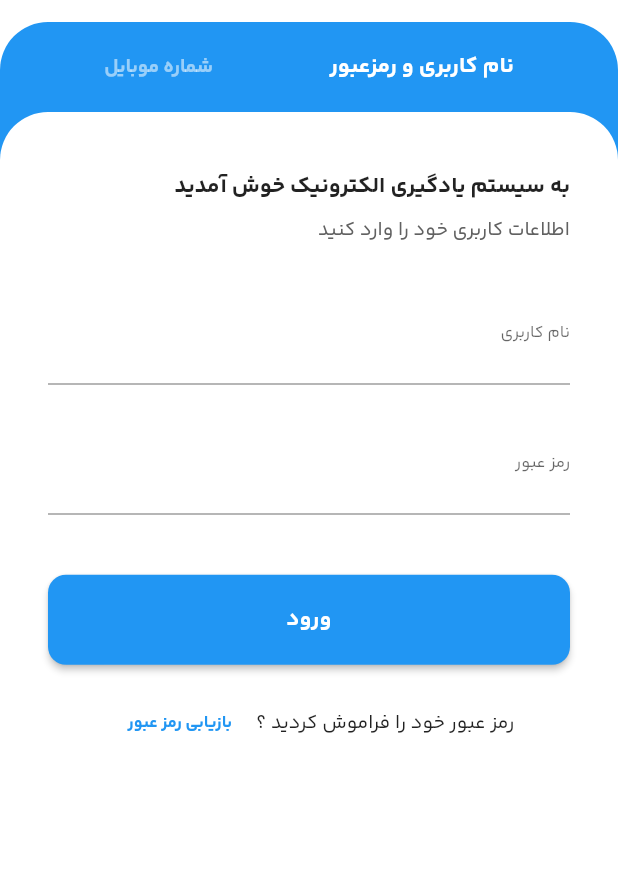
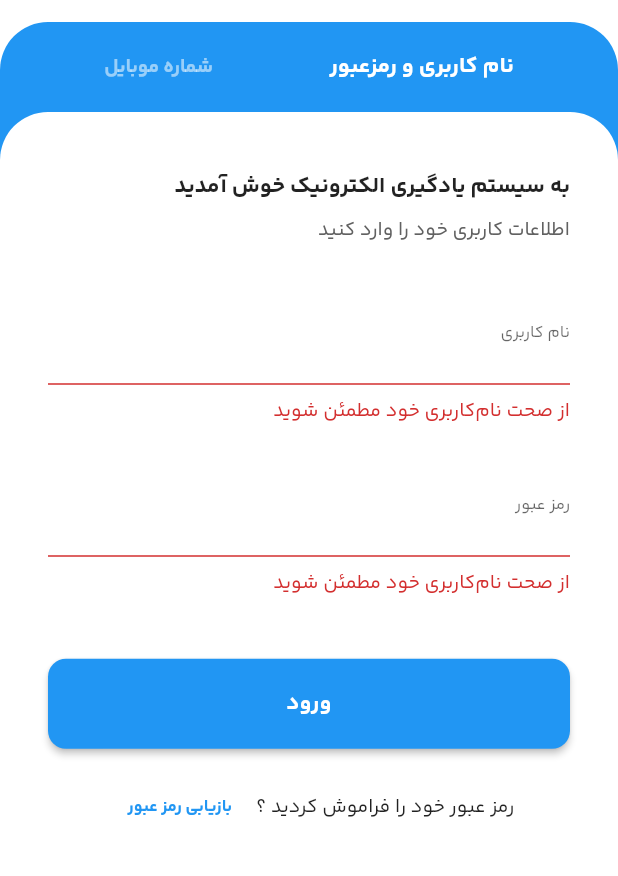
Before and after one commit to SinaHajipooor/LMS, a Flutter app: the AuthScreen screen opened by its route, after a tap on "ورود", on a phone screen of 412 x 824 dp, the part 323-1199 px from its top. Run offline on Flutter 3.47's test engine with Material 2 defaults, Android fonts, the phone set to English and light mode, and no system bars; our stand-ins replace awesome_dialog, carousel_slider, circular_countdown_timer, file_picker, fl_chart, flutter_rating_bar and 5 more; missing offline and left inert: persian_datetime_picker; accounts and stored records are empty; network calls fail.

Commit message:
change the user pass login style

```diff
--- a/lib/screens/auth/user_pass_login.dart
+++ b/lib/screens/auth/user_pass_login.dart
@@ -1,14 +1,49 @@
 import 'package:flutter/material.dart';
-import 'package:lms/widgets/elements/password_textFeild.dart';
+import 'package:lms/providers/Auth/AuthProvider.dart';
+import 'package:lms/screens/home_screen.dart';
+import 'package:lms/widgets/elements/spinner.dart';
+import 'package:provider/provider.dart';
 
-class UserPassLogin extends StatelessWidget {
+class UserPassLogin extends StatefulWidget {
   const UserPassLogin({super.key});
 
   @override
+  State<UserPassLogin> createState() => _UserPassLoginState();
+}
+
+class _UserPassLoginState extends State<UserPassLogin> {
+  // ------------------------ state ------------------------
+  String? _username;
+  String? _password;
+
+  bool _isLoading = false;
+  bool _isObscure = true;
+  final _formKey = GlobalKey<FormState>();
+
+  // ------------------------ methods ------------------------
+
+  Future<void> userPassLoginHandler() async {
+    setState(() {
+      _isLoading = true;
+    });
+    final userData = {'username': _username, 'password': _password};
+    await Provider.of<AuthProvider>(context, listen: false).userPassLogin(userData);
+    setState(() {
+      _isLoading = false;
+    });
+    Navigator.of(context).pushReplacementNamed(HomeScreen.routeName);
+  }
+
+  // ------------------------ UI ------------------------
+  @override
   Widget build(BuildContext context) {
-    return SingleChildScrollView(
+    return _isLoading
+        ? const Center(child: Spinner(size: 20))
+        : SingleChildScrollView(
             child: Padding(
               padding: const EdgeInsets.fromLTRB(32, 38, 32, 32),
+              child: Form(
+                key: _formKey,
                 child: Column(
                   crossAxisAlignment: CrossAxisAlignment.start,
                   children: [
@@ -22,8 +57,21 @@ class UserPassLogin extends StatelessWidget {
                       style: TextStyle(fontSize: 13, color: Colors.grey.shade700),
                     ),
                     const SizedBox(height: 26),
-            const TextField(
-              decoration: InputDecoration(
+                    TextFormField(
+                      validator: (value) {
+                        if (value!.isEmpty) {
+                          return 'از صحت نام‌کاربری خود مطمئن شوید';
+                        }
+                        setState(() {
+                          _username = value;
+                        });
+
+                        return null;
+                      },
+                      onSaved: (String? value) {
+                        _username = value!;
+                      },
+                      decoration: const InputDecoration(
                         label: Text(
                           'نام کاربری',
                           style: TextStyle(fontSize: 11),
@@ -31,10 +79,47 @@ class UserPassLogin extends StatelessWidget {
                       ),
                     ),
                     const SizedBox(height: 20),
-            const PasswordTextFeild(),
+                    TextFormField(
+                      validator: (value) {
+                        if (value!.isEmpty) {
+                          return 'از صحت نام‌کاربری خود مطمئن شوید';
+                        }
+                        setState(() {
+                          _password = value;
+                        });
+                        return null;
+                      },
+                      onSaved: (String? value) {
+                        _password = value!;
+                      },
+                      enableSuggestions: false,
+                      autocorrect: false,
+                      obscureText: _isObscure,
+                      decoration: InputDecoration(
+                        label: const Text(
+                          'رمز عبور',
+                          style: TextStyle(fontSize: 11),
+                        ),
+                        suffix: InkWell(
+                          onTap: () {
+                            setState(() {
+                              _isObscure = !_isObscure;
+                            });
+                          },
+                          child: Text(
+                            _isObscure ? 'show' : 'Hide',
+                            style: TextStyle(fontSize: 14, color: Theme.of(context).colorScheme.primary),
+                          ),
+                        ),
+                      ),
+                    ),
                     const SizedBox(height: 40),
                     ElevatedButton(
-              onPressed: () {},
+                      onPressed: () {
+                        if (_formKey.currentState!.validate()) {
+                          userPassLoginHandler();
+                        }
+                      },
                       style: ButtonStyle(
                         minimumSize: MaterialStateProperty.all(
                           Size(MediaQuery.of(context).size.width, 60),
@@ -68,6 +153,7 @@ class UserPassLogin extends StatelessWidget {
                   ],
                 ),
               ),
+            ),
           );
   }
 }
--- a/lib/widgets/elements/password_textFeild.dart
+++ /dev/null
@@ -1,37 +0,0 @@
-import 'package:flutter/material.dart';
-
-class PasswordTextFeild extends StatefulWidget {
-  const PasswordTextFeild({super.key});
-
-  @override
-  State<PasswordTextFeild> createState() => _PasswordTextFeildState();
-}
-
-class _PasswordTextFeildState extends State<PasswordTextFeild> {
-  bool isObscure = true;
-  @override
-  Widget build(BuildContext context) {
-    return TextField(
-      enableSuggestions: false,
-      autocorrect: false,
-      obscureText: isObscure,
-      decoration: InputDecoration(
-        label: const Text(
-          'رمز عبور',
-          style: TextStyle(fontSize: 11),
-        ),
-        suffix: InkWell(
-          onTap: () {
-            setState(() {
-              isObscure = !isObscure;
-            });
-          },
-          child: Text(
-            isObscure ? 'show' : 'Hide',
-            style: TextStyle(fontSize: 14, color: Theme.of(context).colorScheme.primary),
-          ),
-        ),
-      ),
-    );
-  }
-}
```
Also changed, not shown: lib/screens/login_screen.dart (+7 -6 lines). Lines whose indentation alone changed are shown as unchanged.
